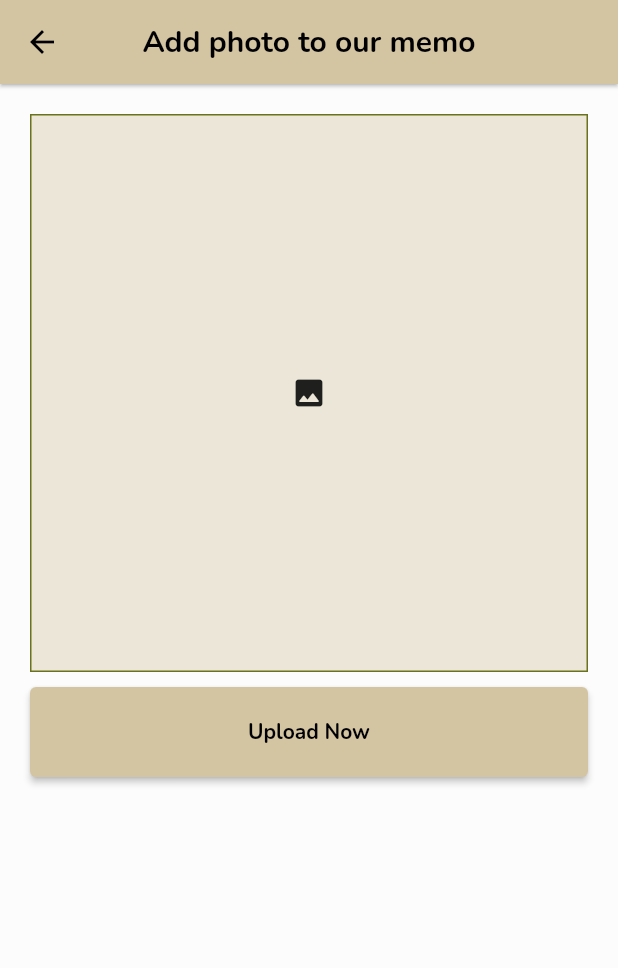
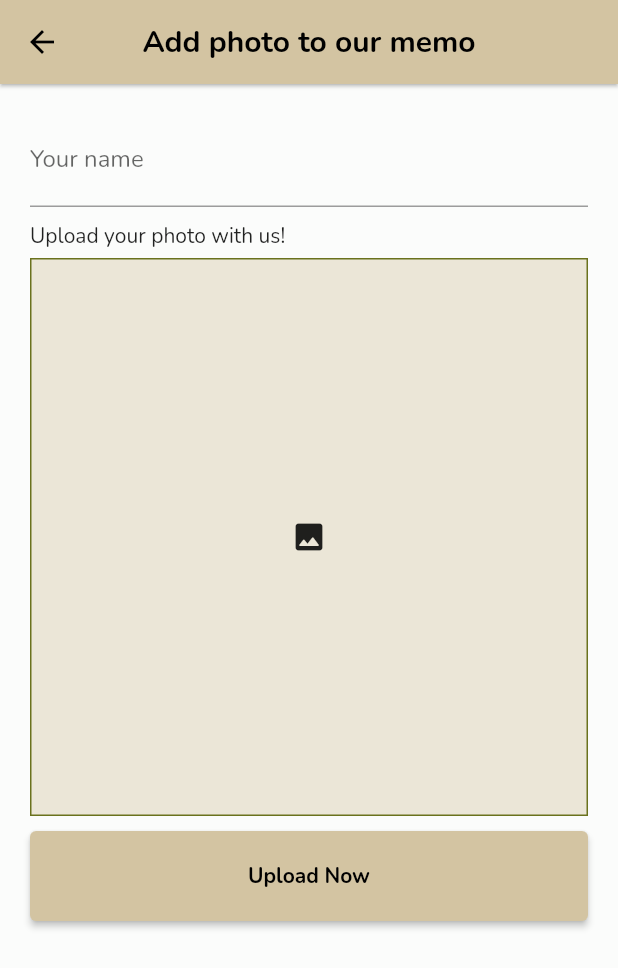
Before and after one commit to walkmandede/pyhsmswedding, a Flutter app: the AddPhotoPage screen opened directly, on a phone screen of 412 x 824 dp. Shown: the top 968 px of the screen. Run offline on Flutter 3.47's test engine with Material 3 defaults, Android fonts, the phone set to English and light mode, and no system bars; our stand-ins replace dio, get, image_picker.

Commit message:
update project

```diff
--- a/lib/main.dart
+++ b/lib/main.dart
@@ -5,6 +5,7 @@ import 'package:flutter/material.dart';
 import 'package:flutter/services.dart';
 import 'package:get/get.dart';
 import 'package:pyhsms/app_data/app_colors.dart';
+import 'package:pyhsms/modules/congratulation/v_congratulation_page.dart';
 import 'package:pyhsms/modules/home_page/v_home_page.dart';
 
 void superPrint(var content, {var title = 'Super Print'}) {
--- a/lib/modules/add_photo/c_add_photo_controller.dart
+++ b/lib/modules/add_photo/c_add_photo_controller.dart
@@ -3,6 +3,8 @@ import 'dart:io';
 import 'package:flutter/material.dart';
 import 'package:get/get.dart';
 import 'package:image_picker/image_picker.dart';
+import 'package:pyhsms/main.dart';
+import 'package:pyhsms/modules/congratulation/v_congratulation_page.dart';
 import 'package:pyhsms/modules/home_page/c_home_page.dart';
 import 'package:pyhsms/modules/home_page/v_home_page.dart';
 import 'package:pyhsms/services/network_services/api_response.dart';
@@ -13,6 +15,7 @@ class AddPhotoController extends GetxController{
 
   ValueNotifier<XFile?> currentImage = ValueNotifier(null);
   ValueNotifier<bool> xLoading = ValueNotifier(false);
+  TextEditingController txtName = TextEditingController(text: "");
 
   @override
   void onInit() {
@@ -39,12 +42,17 @@ class AddPhotoController extends GetxController{
   }
 
   Future<void> uploadPhoto() async{
+    if(txtName.text.isEmpty){
+      Get.showSnackbar(const GetSnackBar(
+        title: "Unable to upload photo!",
+        message: "Please enter your name.",
+        duration: const Duration(seconds: 2),
+      ));
+      return;
+    }
     xLoading.value = true;
     try{
-
       if(currentImage.value != null){
-        print(currentImage.value!.path);
-        print((await currentImage.value!.readAsBytes() as List<int>).length);
         Response? response = await ApiService().formDataPost(
             endPoint: "http://209.97.163.144:3001/upload",
             // endPoint: "http://192.168.100.32:3001/upload",
@@ -58,12 +66,11 @@ class AddPhotoController extends GetxController{
             }
         );
         final apiResponse = ApiService().validateResponse(response: response);
-        print(apiResponse.statusCode);
-        print(apiResponse.bodyData);
         if(apiResponse.statusCode == 200 || apiResponse.statusCode == 201){
           HomePageController homePageController = Get.find();
           homePageController.initLoad();
           Get.back();
+          Get.to(()=> CongratulationPage(name: txtName.text,image: apiResponse.bodyData['path'].toString(),));
         }
         else{
           Get.showSnackbar(const GetSnackBar(
--- a/lib/modules/add_photo/v_add_photo_page.dart
+++ b/lib/modules/add_photo/v_add_photo_page.dart
@@ -36,11 +36,11 @@ class AddPhotoPage extends StatelessWidget {
                 width: double.infinity,
                 height: double.infinity,
                 decoration: BoxDecoration(
-                    color: AppColors.orange.withOpacity(0.3)
+                    color: AppColors.orange.withOpacity(0.2)
                 ),
                 alignment: Alignment.center,
                 child: CupertinoActivityIndicator(
-                  color: AppColors.white,
+                  color: AppColors.green,
                 ),
               );
             }
@@ -54,7 +54,17 @@ class AddPhotoPage extends StatelessWidget {
                   child: LayoutBuilder(
                     builder: (a1, c1) {
                       final widget = Column(
+                        crossAxisAlignment: CrossAxisAlignment.start,
                         children: [
+                          TextField(
+                            controller: controller.txtName,
+                            decoration: const InputDecoration(
+                              label: Text("Your name")
+                            ),
+                          ),
+                          const SizedBox(height: 10,),
+                          const Text("Upload your photo with us!"),
+                          const SizedBox(height: 5,),
                           AspectRatio(
                             aspectRatio: 1,
                             child: ValueListenableBuilder(
--- a/lib/modules/home_page/v_home_page.dart
+++ b/lib/modules/home_page/v_home_page.dart
@@ -34,13 +34,13 @@ class HomePage extends StatelessWidget {
           },
           backgroundColor: AppColors.brown,
           label: const Text(
-            "Be the part of our day",
+            "Join our gallery",
             style: TextStyle(
               fontWeight: FontWeight.w600,
               color: Colors.black
             ),
           ),
-          icon: const Icon(Icons.add,color: Colors.black,),
+          icon: const Icon(Icons.image_rounded,color: Colors.black,),
         ),
         body: SizedBox.expand(
           child: ValueListenableBuilder(
```
Also changed, not shown: lib/modules/congratulation/v_congratulation_page.dart (added, +154 -0 lines), assets/images/con_bg.jpg (added), 15 other files.
